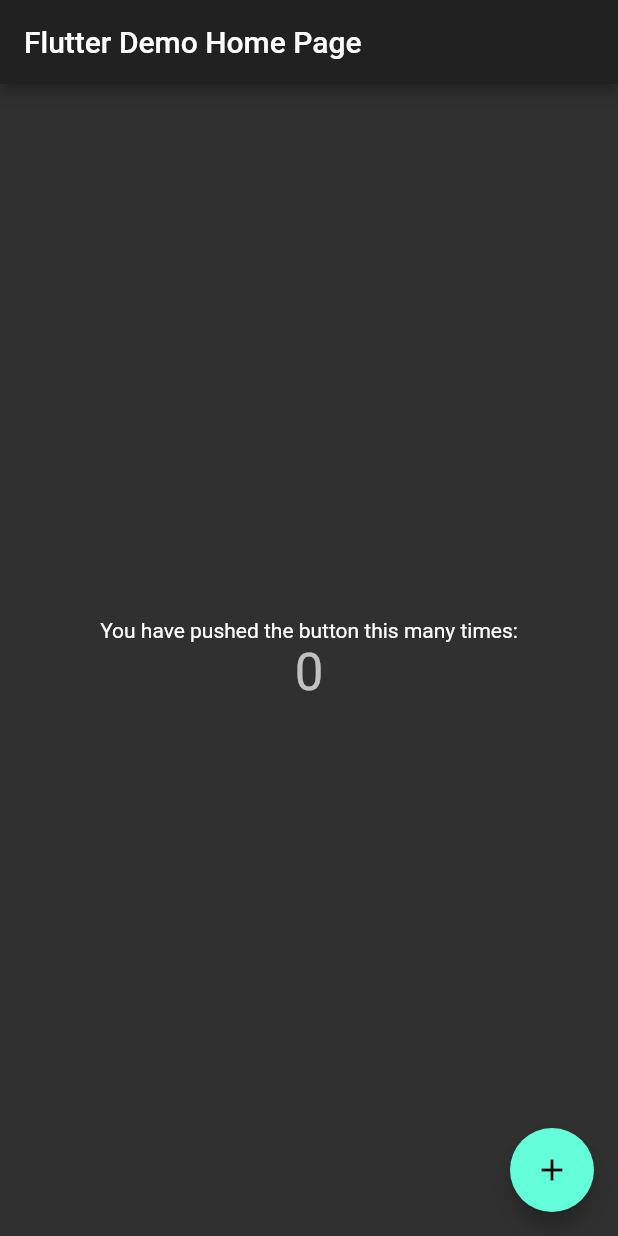
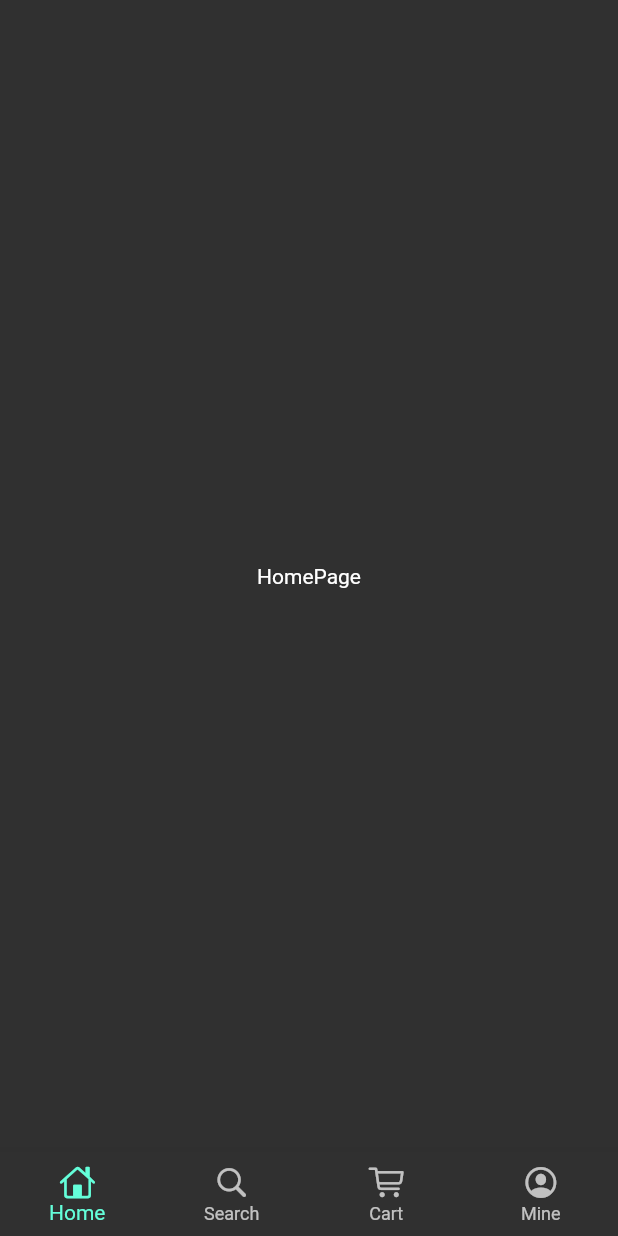
Before and after one commit to HYAdonisCoding/adam_flutter_e_commerce, a Flutter app: the screen it shows after launch, on a phone screen of 412 x 824 dp. Run offline on Flutter 3.47's test engine with Material 2 defaults, Android fonts, the phone set to English and light mode, and no system bars.

Commit message:
Flutter Project bottom bar

```diff
--- a/lib/main.dart
+++ b/lib/main.dart
@@ -1,4 +1,5 @@
 import 'package:flutter/material.dart';
+import './pages/index_page.dart';
 
 void main() => runApp(MyApp());
 
@@ -6,58 +7,13 @@ class MyApp extends StatelessWidget {
   // This widget is the root of your application.
   @override
   Widget build(BuildContext context) {
-    return MaterialApp(
-      title: 'Flutter Demo',
-      debugShowCheckedModeBanner: false,
-      theme: ThemeData.dark(),
-      home: MyHomePage(title: 'Flutter Demo Home Page'),
+    return Container(
+      child: MaterialApp(
+        title: 'People Living',
+        debugShowCheckedModeBanner: false,
+        theme: ThemeData.dark(),//(primaryColor: Colors.pink),
+        home: IndexPage(),
+      ),
     );
   }
 }
-
-class MyHomePage extends StatefulWidget {
-  MyHomePage({Key key, this.title}) : super(key: key);
-
-  final String title;
-
-  @override
-  _MyHomePageState createState() => _MyHomePageState();
-}
-
-class _MyHomePageState extends State<MyHomePage> {
-  int _counter = 0;
-
-  void _incrementCounter() {
-    setState(() {
-      _counter++;
-    });
-  }
-
-  @override
-  Widget build(BuildContext context) {
-    return Scaffold(
-      appBar: AppBar(
-        title: Text(widget.title),
-      ),
-      body: Center(
-        child: Column(
-          mainAxisAlignment: MainAxisAlignment.center,
-          children: <Widget>[
-            Text(
-              'You have pushed the button this many times:',
-            ),
-            Text(
-              '$_counter',
-              style: Theme.of(context).textTheme.display1,
-            ),
-          ],
-        ),
-      ),
-      floatingActionButton: FloatingActionButton(
-        onPressed: _incrementCounter,
-        tooltip: 'Increment',
-        child: Icon(Icons.add),
-      ), // This trailing comma makes auto-formatting nicer for build methods.
-    );
-  }
-}
--- /dev/null
+++ b/lib/pages/cart_page.dart
@@ -0,0 +1,12 @@
+import 'package:flutter/material.dart';
+
+class ShoppingCartPage extends StatelessWidget {
+  @override
+  Widget build(BuildContext context) {
+    return Scaffold(
+      body: Center(
+        child: Text('ShoppingCartPage'),
+      ),
+    );
+  }
+}
--- /dev/null
+++ b/lib/pages/category_page.dart
@@ -0,0 +1,12 @@
+import 'package:flutter/material.dart';
+
+class CategoryPage extends StatelessWidget {
+  @override
+  Widget build(BuildContext context) {
+    return Scaffold(
+      body: Center(
+        child: Text('CategoryPage'),
+      ),
+    );
+  }
+}
--- /dev/null
+++ b/lib/pages/home_page.dart
@@ -0,0 +1,12 @@
+import 'package:flutter/material.dart';
+
+class HomePage extends StatelessWidget {
+  @override
+  Widget build(BuildContext context) {
+    return Scaffold(
+      body: Center(
+        child: Text('HomePage'),
+      ),
+    );
+  }
+}
--- /dev/null
+++ b/lib/pages/index_page.dart
@@ -0,0 +1,60 @@
+import 'package:flutter/material.dart';
+import 'package:flutter/cupertino.dart';
+
+import 'home_page.dart';
+import 'category_page.dart';
+import 'cart_page.dart';
+import 'member_page.dart';
+
+class IndexPage extends StatefulWidget {
+  @override
+  _IndexPageState createState() => _IndexPageState();
+}
+
+class _IndexPageState extends State<IndexPage> {
+
+  int currentIndex = 0;
+  var currentPage;
+  final List<BottomNavigationBarItem> bottomTabs = [
+    BottomNavigationBarItem(
+      icon: Icon(CupertinoIcons.home),
+      title: Text('Home')
+    ),
+    BottomNavigationBarItem(
+      icon: Icon(CupertinoIcons.search),
+      title: Text('Search')
+    ),
+    BottomNavigationBarItem(
+      icon: Icon(CupertinoIcons.shopping_cart),
+      title: Text('Cart')
+    ),
+    BottomNavigationBarItem(
+      icon: Icon(CupertinoIcons.profile_circled),
+      title: Text('Mine')
+    ),
+  ];
+  final List tabBodies = [HomePage(), CategoryPage(), ShoppingCartPage(), MemberPage()];
+  @override
+  void initState() {
+    currentPage = tabBodies[currentIndex];
+    super.initState();
+  }
+  @override
+  Widget build(BuildContext context) {
+    return Scaffold(
+      backgroundColor: Color.fromRGBO(244, 245, 245, 1.0),
+      bottomNavigationBar: BottomNavigationBar(
+        type: BottomNavigationBarType.fixed,
+        currentIndex: currentIndex,
+        items: bottomTabs,
+        onTap: (index){
+          setState(() {
+            currentIndex = index;
+            currentPage = tabBodies[currentIndex];
+          });
+        },
+      ),
+      body: currentPage,
+    );
+  }
+}
--- /dev/null
+++ b/lib/pages/member_page.dart
@@ -0,0 +1,12 @@
+import 'package:flutter/material.dart';
+
+class MemberPage extends StatelessWidget {
+  @override
+  Widget build(BuildContext context) {
+    return Scaffold(
+      body: Center(
+        child: Text('MemberPage'),
+      ),
+    );
+  }
+}
```
